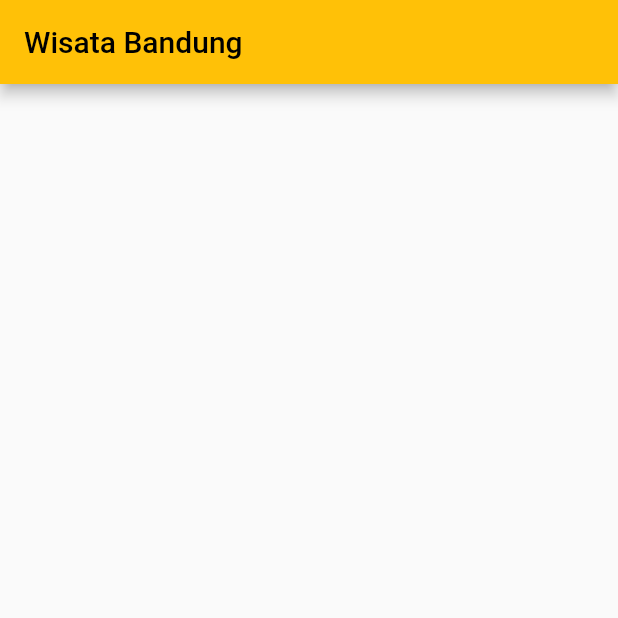
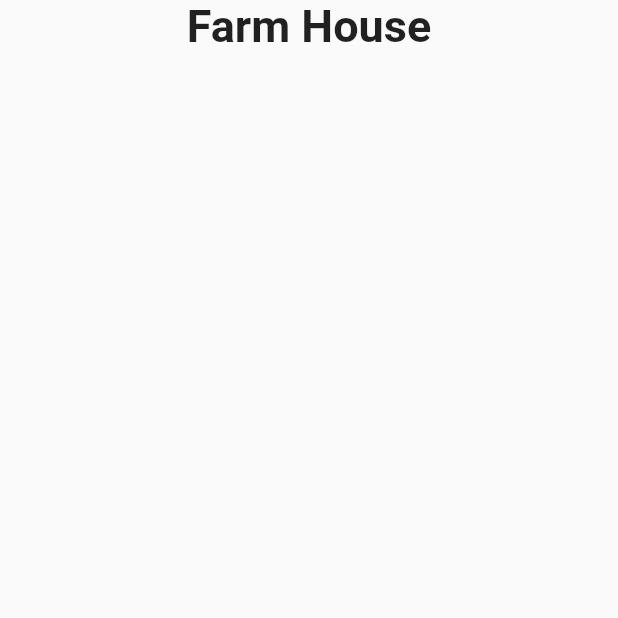
Before and after one commit to akhdanpangestuajiwidodo/daftar-wisata, a Flutter app: the screen it shows after launch, on a phone screen of 412 x 824 dp, the top half of it. Run offline on Flutter 3.47's test engine with Material 2 defaults, Android fonts, the phone set to English and light mode, and no system bars.

Commit message:
Title content detail screen

```diff
--- /dev/null
+++ b/lib/detail_screen.dart
@@ -0,0 +1,28 @@
+import 'package:flutter/material.dart';
+
+class DetailScreen extends StatelessWidget {
+  @override
+  Widget build(BuildContext context) {
+    return Scaffold(
+      body: SafeArea(
+        child: Column(
+          crossAxisAlignment: CrossAxisAlignment.stretch,
+          children: <Widget>[
+            Container(
+              child: const Text(
+                "Farm House",
+                textAlign: TextAlign.center,
+                style: TextStyle(
+                  fontSize: 30.0,
+                  fontWeight: FontWeight.bold,
+                ),
+              ),
+            ),
+            Container(),
+            Container(),
+          ],
+        ),
+      ),
+    );
+  }
+}
--- a/lib/main.dart
+++ b/lib/main.dart
@@ -1,5 +1,7 @@
 import 'package:daftar_wisata/main_screen.dart';
 import 'package:flutter/material.dart';
+
+import 'detail_screen.dart';
 
 void main() {
   runApp(const MyApp());
@@ -16,7 +18,7 @@ class MyApp extends StatelessWidget {
       theme: ThemeData(
         primarySwatch: Colors.amber
       ),
-      home: MainScreen(),
+      home: DetailScreen(),
     );
   }
 }
```
